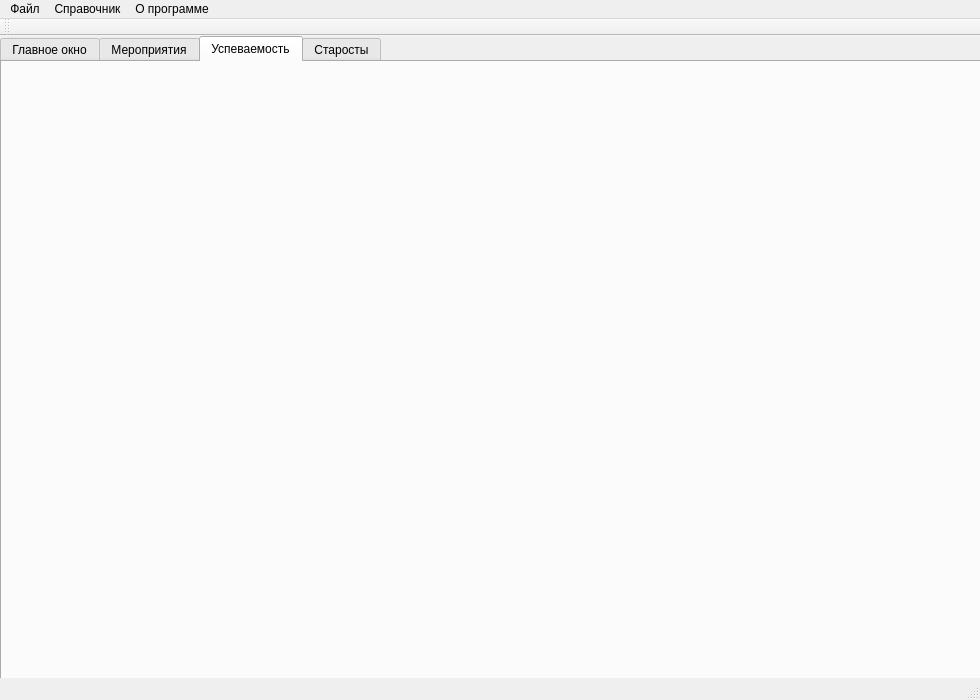
Qt form mainwindow.ui (belsanku/DataBaseQt) before a commit.
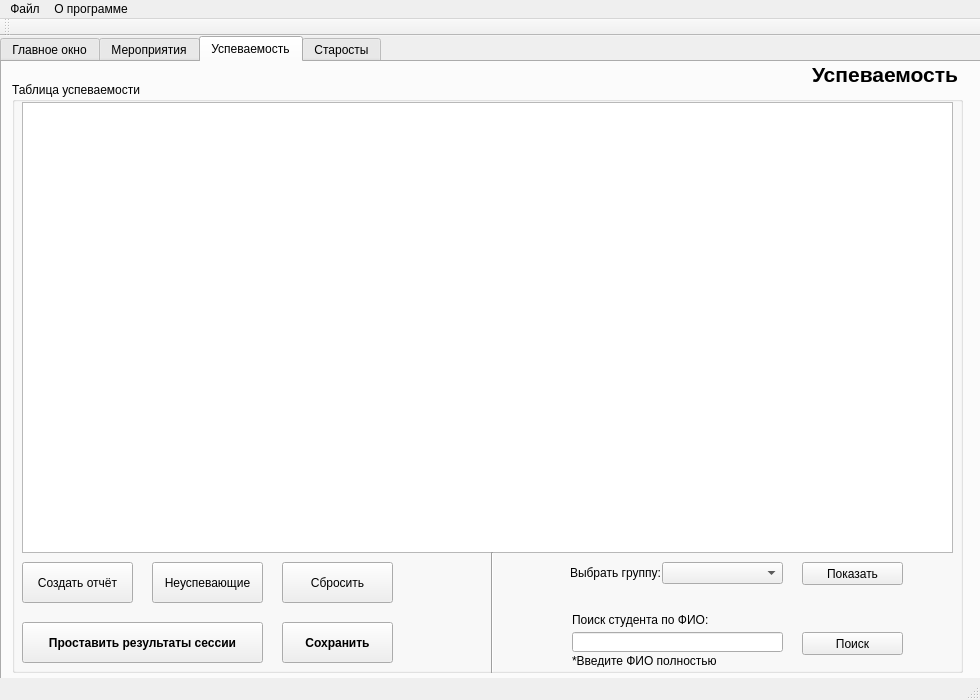
The same form after that commit. The open tabs and pages were chosen to show the change. Icons and pictures are not drawn.

The edit to the form file:
```diff
--- a/mainwindow.ui
+++ b/mainwindow.ui
@@ -936,6 +936,224 @@
      <attribute name="title">
       <string>Успеваемость</string>
      </attribute>
+     <widget class="QGroupBox" name="successGroupBox">
+      <property name="geometry">
+       <rect>
+        <x>10</x>
+        <y>20</y>
+        <width>951</width>
+        <height>591</height>
+       </rect>
+      </property>
+      <property name="title">
+       <string>Таблица успеваемости</string>
+      </property>
+      <widget class="QTableView" name="successTableView">
+       <property name="geometry">
+        <rect>
+         <x>10</x>
+         <y>20</y>
+         <width>931</width>
+         <height>451</height>
+        </rect>
+       </property>
+      </widget>
+      <widget class="QPushButton" name="saveSuccessTableViewButton">
+       <property name="geometry">
+        <rect>
+         <x>270</x>
+         <y>540</y>
+         <width>111</width>
+         <height>41</height>
+        </rect>
+       </property>
+       <property name="font">
+        <font>
+         <weight>75</weight>
+         <bold>true</bold>
+        </font>
+       </property>
+       <property name="text">
+        <string>Сохранить</string>
+       </property>
+      </widget>
+      <widget class="QPushButton" name="unsuccessfulStudentsTableViewButton">
+       <property name="geometry">
+        <rect>
+         <x>140</x>
+         <y>480</y>
+         <width>111</width>
+         <height>41</height>
+        </rect>
+       </property>
+       <property name="text">
+        <string>Неуспевающие</string>
+       </property>
+      </widget>
+      <widget class="QPushButton" name="createPdfSuccessTableViewButton">
+       <property name="geometry">
+        <rect>
+         <x>10</x>
+         <y>480</y>
+         <width>111</width>
+         <height>41</height>
+        </rect>
+       </property>
+       <property name="text">
+        <string>Создать отчёт</string>
+       </property>
+      </widget>
+      <widget class="QPushButton" name="setResultSession">
+       <property name="geometry">
+        <rect>
+         <x>10</x>
+         <y>540</y>
+         <width>241</width>
+         <height>41</height>
+        </rect>
+       </property>
+       <property name="font">
+        <font>
+         <weight>75</weight>
+         <bold>true</bold>
+        </font>
+       </property>
+       <property name="text">
+        <string>Проставить результаты сессии</string>
+       </property>
+      </widget>
+      <widget class="QPushButton" name="resetSuccessTableView">
+       <property name="geometry">
+        <rect>
+         <x>270</x>
+         <y>480</y>
+         <width>111</width>
+         <height>41</height>
+        </rect>
+       </property>
+       <property name="text">
+        <string>Сбросить</string>
+       </property>
+      </widget>
+      <widget class="QComboBox" name="successComboBox">
+       <property name="geometry">
+        <rect>
+         <x>650</x>
+         <y>480</y>
+         <width>121</width>
+         <height>22</height>
+        </rect>
+       </property>
+      </widget>
+      <widget class="QLabel" name="successLabel">
+       <property name="geometry">
+        <rect>
+         <x>558</x>
+         <y>480</y>
+         <width>91</width>
+         <height>21</height>
+        </rect>
+       </property>
+       <property name="text">
+        <string>Выбрать группу:</string>
+       </property>
+      </widget>
+      <widget class="QLineEdit" name="searchByFIO">
+       <property name="geometry">
+        <rect>
+         <x>560</x>
+         <y>550</y>
+         <width>211</width>
+         <height>20</height>
+        </rect>
+       </property>
+      </widget>
+      <widget class="Line" name="line">
+       <property name="geometry">
+        <rect>
+         <x>470</x>
+         <y>470</y>
+         <width>20</width>
+         <height>121</height>
+        </rect>
+       </property>
+       <property name="orientation">
+        <enum>Qt::Vertical</enum>
+       </property>
+      </widget>
+      <widget class="QPushButton" name="showGroupButton">
+       <property name="geometry">
+        <rect>
+         <x>790</x>
+         <y>480</y>
+         <width>101</width>
+         <height>23</height>
+        </rect>
+       </property>
+       <property name="text">
+        <string>Показать</string>
+       </property>
+      </widget>
+      <widget class="QLabel" name="searchStudent">
+       <property name="geometry">
+        <rect>
+         <x>560</x>
+         <y>530</y>
+         <width>211</width>
+         <height>16</height>
+        </rect>
+       </property>
+       <property name="text">
+        <string>Поиск студента по ФИО:</string>
+       </property>
+      </widget>
+      <widget class="QPushButton" name="searchButton">
+       <property name="geometry">
+        <rect>
+         <x>790</x>
+         <y>550</y>
+         <width>101</width>
+         <height>23</height>
+        </rect>
+       </property>
+       <property name="text">
+        <string>Поиск</string>
+       </property>
+      </widget>
+      <widget class="QLabel" name="label">
+       <property name="geometry">
+        <rect>
+         <x>560</x>
+         <y>572</y>
+         <width>210</width>
+         <height>13</height>
+        </rect>
+       </property>
+       <property name="text">
+        <string>*Введите ФИО полностью</string>
+       </property>
+      </widget>
+     </widget>
+     <widget class="QLabel" name="successNameLabel">
+      <property name="geometry">
+       <rect>
+        <x>810</x>
+        <y>2</y>
+        <width>161</width>
+        <height>21</height>
+       </rect>
+      </property>
+      <property name="font">
+       <font>
+        <pointsize>16</pointsize>
+        <weight>75</weight>
+        <bold>true</bold>
+       </font>
+      </property>
+      <property name="text">
+       <string>Успеваемость</string>
+      </property>
+     </widget>
     </widget>
     <widget class="QWidget" name="fourthTab">
      <attribute name="title">
@@ -960,13 +1178,6 @@
     <addaction name="OpenFile"/>
     <addaction name="SaveFile"/>
    </widget>
-   <widget class="QMenu" name="Info">
-    <property name="title">
-     <string>Справочник</string>
-    </property>
-    <addaction name="Help"/>
-    <addaction name="CreateQuestin"/>
-   </widget>
    <widget class="QMenu" name="About">
     <property name="title">
      <string>О программе</string>
@@ -975,7 +1186,6 @@
     <addaction name="NewPassword"/>
    </widget>
    <addaction name="Open"/>
-   <addaction name="Info"/>
    <addaction name="About"/>
   </widget>
   <widget class="QToolBar" name="mainToolBar">
```
Left out of the diff: 202 changed lines with no effect on the pictures.
